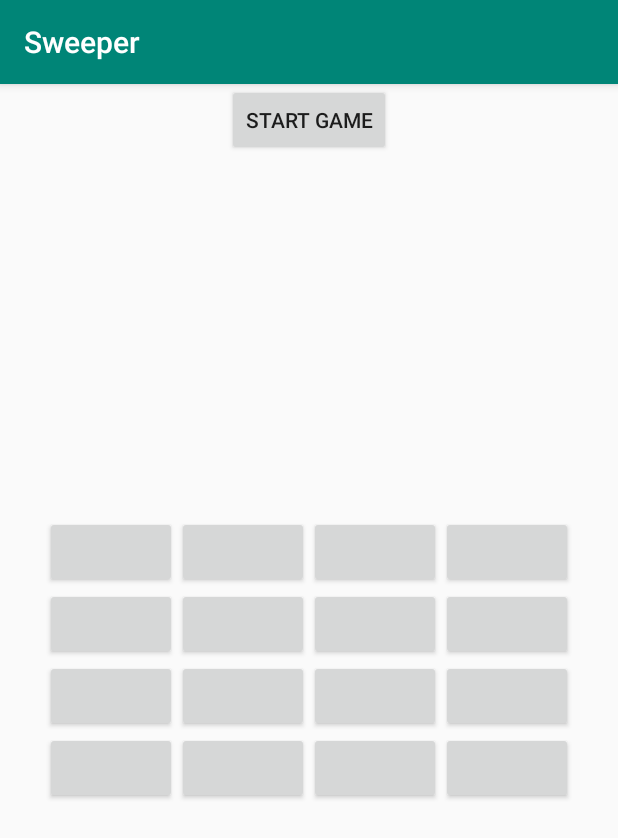
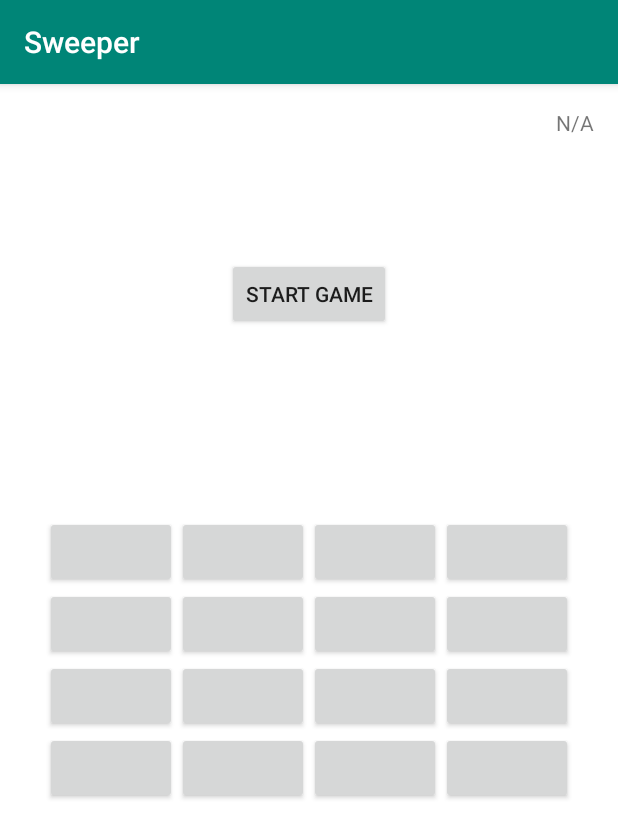
Before and after one commit to jnguyen2/sweeper, an Android app: the screen it shows after launch (MainActivity), on a phone screen of 412 x 824 dp. Shown: the top 838 px of the screen. Run offline under Robolectric (Android 15) with nearby library versions, the light colour scheme and no system bars.

Commit message:
Change colors to match

```diff
--- a/app/src/main/res/layout/activity_main.xml
+++ b/app/src/main/res/layout/activity_main.xml
@@ -1,32 +1,45 @@
 <?xml version="1.0" encoding="utf-8"?>
 <android.support.constraint.ConstraintLayout xmlns:android="http://schemas.android.com/apk/res/android"
     xmlns:app="http://schemas.android.com/apk/res-auto"
+    xmlns:extra="http://schemas.android.com/apk/res-auto"
     xmlns:tools="http://schemas.android.com/tools"
-    xmlns:extra="http://schemas.android.com/apk/res-auto"
     android:layout_width="match_parent"
     android:layout_height="match_parent"
+    android:background="@color/miscWhite"
     tools:context=".MainActivity">
 
     <Button
         android:id="@+id/button_start"
         android:layout_width="wrap_content"
         android:layout_height="wrap_content"
+        android:layout_marginBottom="8dp"
+        android:onClick="startGame"
         android:text="Start Game"
-        android:onClick="startGame"
-        app:layout_constraintTop_toTopOf="parent"
+        app:layout_constraintBottom_toTopOf="@+id/buttonGrid"
         app:layout_constraintLeft_toLeftOf="parent"
-        app:layout_constraintRight_toRightOf="parent"/>
+        app:layout_constraintRight_toRightOf="parent"
+        app:layout_constraintTop_toTopOf="parent" />
 
     <edu.fandm.jnguyen.sweeper.ButtonGrid
         android:id="@+id/buttonGrid"
         android:layout_width="wrap_content"
         android:layout_height="wrap_content"
+        android:columnCount="4"
         android:rowCount="4"
-        android:columnCount="4"
-        extra:buttonCount="@integer/bomb_count"
+        app:layout_constraintBottom_toBottomOf="parent"
+        app:layout_constraintLeft_toLeftOf="parent"
+        app:layout_constraintRight_toRightOf="parent"
         app:layout_constraintTop_toTopOf="parent"
-        app:layout_constraintRight_toRightOf="parent"
-        app:layout_constraintBottom_toBottomOf="parent"
-        app:layout_constraintLeft_toLeftOf="parent"/>
+        extra:buttonCount="@integer/bomb_count" />
+
+    <TextView
+        android:id="@+id/textView_clock"
+        android:layout_width="wrap_content"
+        android:layout_height="wrap_content"
+        android:layout_marginTop="16dp"
+        android:layout_marginEnd="16dp"
+        android:text="N/A"
+        app:layout_constraintEnd_toEndOf="parent"
+        app:layout_constraintTop_toTopOf="parent" />
 
 </android.support.constraint.ConstraintLayout>
--- a/app/src/main/res/values/colors.xml
+++ b/app/src/main/res/values/colors.xml
@@ -3,6 +3,7 @@
     <color name="colorPrimary">#008577</color>
     <color name="colorPrimaryDark">#00574B</color>
     <color name="colorAccent">#D81B60</color>
+    <color name="miscWhite">#FFFFFF</color>
     <color name="miscBlack">#000000</color>
     <color name="miscRed">#FF0000</color>
     <color name="miscOrange">#fc6000</color>
```
